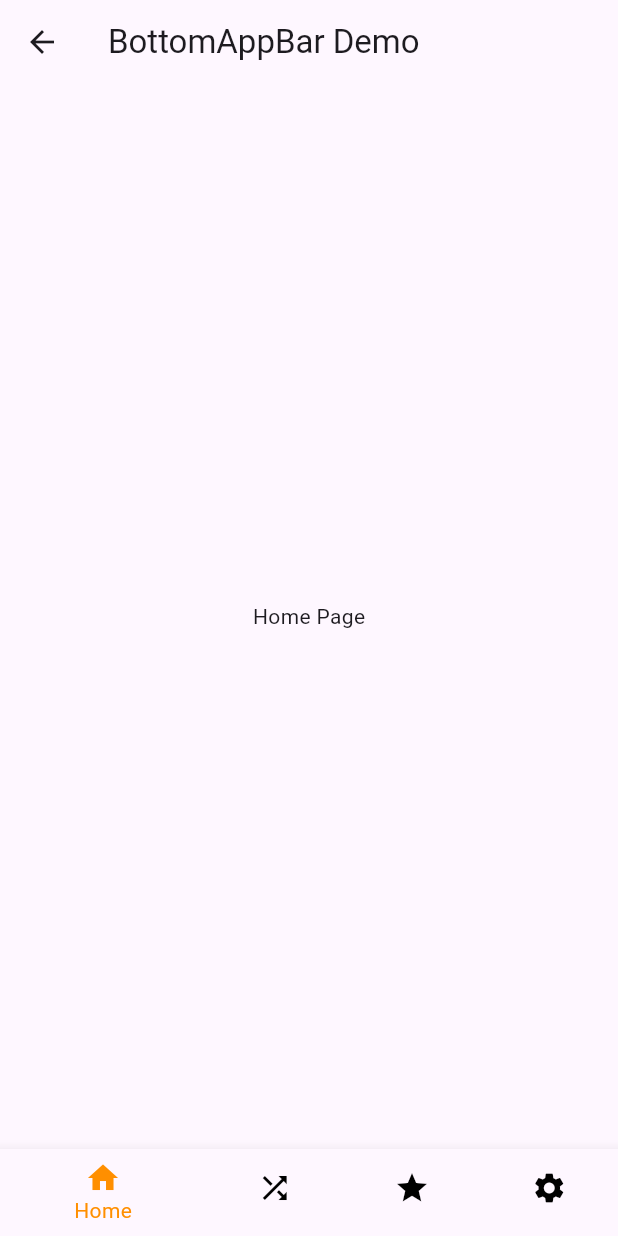
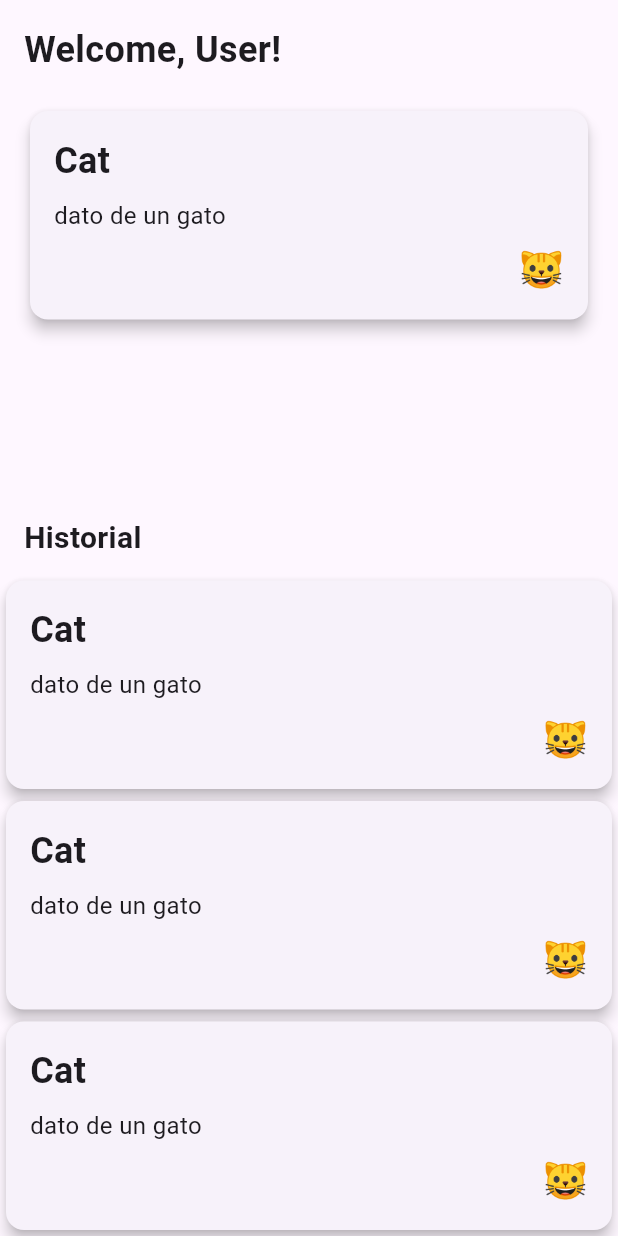
Before and after one commit to AbregoMendozaAllan/CuriosidadesAnimalesMovil2, a Flutter app: the MyHomePage screen opened directly, on a phone screen of 412 x 824 dp. Run offline on Flutter 3.47's test engine with Material 3 defaults, Android fonts, the phone set to English and light mode, and no system bars.

Commit message:
navigation between home and nueva curiosidad functional

```diff
--- a/lib/main.dart
+++ b/lib/main.dart
@@ -1,38 +1,19 @@
-import 'package:curiosidadesanimalesmovil2/ui/homescreen.dart';
+import 'package:curiosidadesanimalesmovil2/ui/main_screen.dart';
 import 'package:flutter/material.dart';
-import 'ui/nuevaCuriosidad.dart';
 
 void main() {
-  runApp(const MyApp());
+  runApp(MyApp());
 }
 
-/*
 class MyApp extends StatelessWidget {
-  const MyApp({super.key});
-
   @override
   Widget build(BuildContext context) {
     return MaterialApp(
-      title: 'Flutter BottomAppBar Demo',
+      title: 'My App',
       theme: ThemeData(
         primarySwatch: Colors.blue,
       ),
-      home: const MyHomePage(), // Set MyHomePage as the initial route
-    );
-  }
-} */
-
-class MyApp extends StatelessWidget {
-  const MyApp({super.key});
-
-  @override
-  Widget build(BuildContext context) {
-    return MaterialApp(
-      title: 'Curiosidades de Animales',
-      theme: ThemeData(
-        primarySwatch: Colors.blue,
-      ),
-      home: NuevaCuriosidadScreen(), // Utiliza NuevaCuriosidadScreen como la pantalla inicial
+      home: MainScreen(), // Set MainScreen as the home widget
     );
   }
 }
--- a/lib/ui/homescreen.dart
+++ b/lib/ui/homescreen.dart
@@ -1,9 +1,8 @@
 import 'package:flutter/material.dart';
-import 'components/bottom_navigation_bar.dart';
-
+import 'components/animal_card.dart';
 
 class MyHomePage extends StatefulWidget {
-  const MyHomePage({super.key});
+  const MyHomePage({Key? key});
 
   @override
   _MyHomePageState createState() => _MyHomePageState();
@@ -11,16 +10,6 @@ class MyHomePage extends StatefulWidget {
 
 class _MyHomePageState extends State<MyHomePage> {
   int _selectedIndex = 0; // Default index of first screen
-
-  // List of widgets to call on onTap.
-  // Ideally, you might use a navigation mechanism like Navigator.pushNamed
-  // to navigate to different screens.
-  final List<Widget> _widgetOptions = [
-    const Text('Home Page'),
-    const Text('Random Page'),
-    const Text('Favorites Page'),
-    const Text('Settings Page'),
-  ];
 
   void _onItemTapped(int index) {
     setState(() {
@@ -30,17 +19,50 @@ class _MyHomePageState extends State<MyHomePage> {
 
   @override
   Widget build(BuildContext context) {
-    return Scaffold(
-      appBar: AppBar(
-        title: const Text('BottomAppBar Demo'),
-      ),
-      body: Center(
-        // Display the selected page
-        child: _widgetOptions.elementAt(_selectedIndex),
-      ),
-      bottomNavigationBar: BottomNavBar(
-        currentIndex: _selectedIndex,
-        onTap: _onItemTapped,
+    return const Scaffold(
+      body: Column(
+        crossAxisAlignment: CrossAxisAlignment.start,
+        children: [
+          Padding(
+            padding: EdgeInsets.all(16.0),
+            child: Column(
+              crossAxisAlignment: CrossAxisAlignment.start,
+              children: [
+                Text(
+                  'Welcome, User!',
+                  style: TextStyle(
+                    fontSize: 24,
+                    fontWeight: FontWeight.bold,
+                  ),
+                ),
+                SizedBox(height: 20),
+                AnimalCard(name: 'Cat', description: 'dato de un gato', emoji: '🐱',),
+                SizedBox(height: 20),
+              ],
+            ),
+          ),
+          Expanded(
+            child: Column(
+              crossAxisAlignment: CrossAxisAlignment.start,
+              mainAxisAlignment: MainAxisAlignment.end, // Align content to the bottom
+              children: [
+                Padding(
+                  padding: EdgeInsets.only(left: 16.0, bottom: 10.0),
+                  child: Text(
+                    'Historial',
+                    style: TextStyle(
+                      fontSize: 20,
+                      fontWeight: FontWeight.bold,
+                    ),
+                  ),
+                ),
+                AnimalCard(name: 'Cat', description: 'dato de un gato', emoji: '🐱',),
+                AnimalCard(name: 'Cat', description: 'dato de un gato', emoji: '🐱',),
+                AnimalCard(name: 'Cat', description: 'dato de un gato', emoji: '🐱',),
+              ],
+            ),
+          ),
+        ],
       ),
     );
   }
```
Also changed, not shown: lib/ui/NuevaCuriosidad.dart (+9 -5 lines), lib/ui/main_screen.dart (added, +79 -0 lines).
